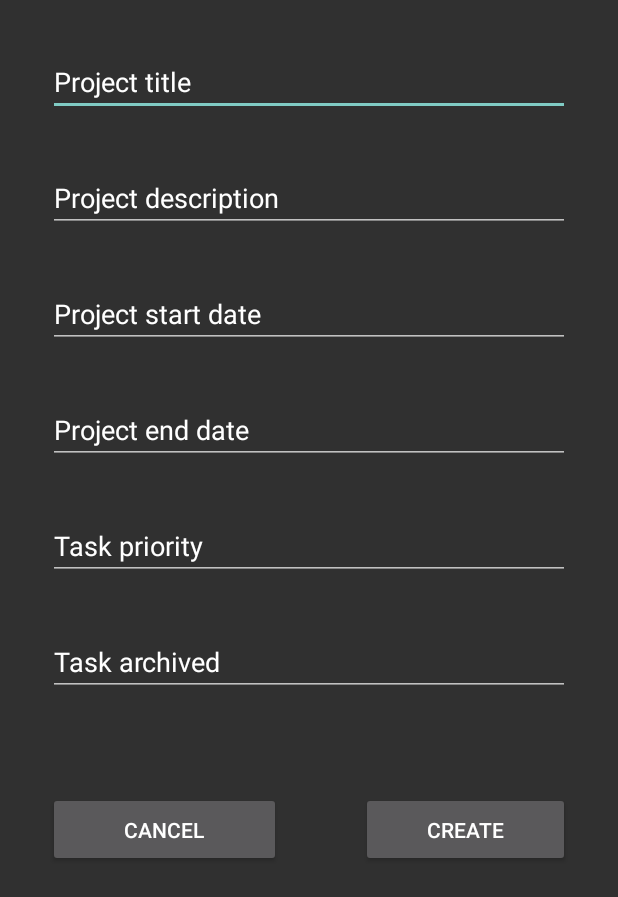
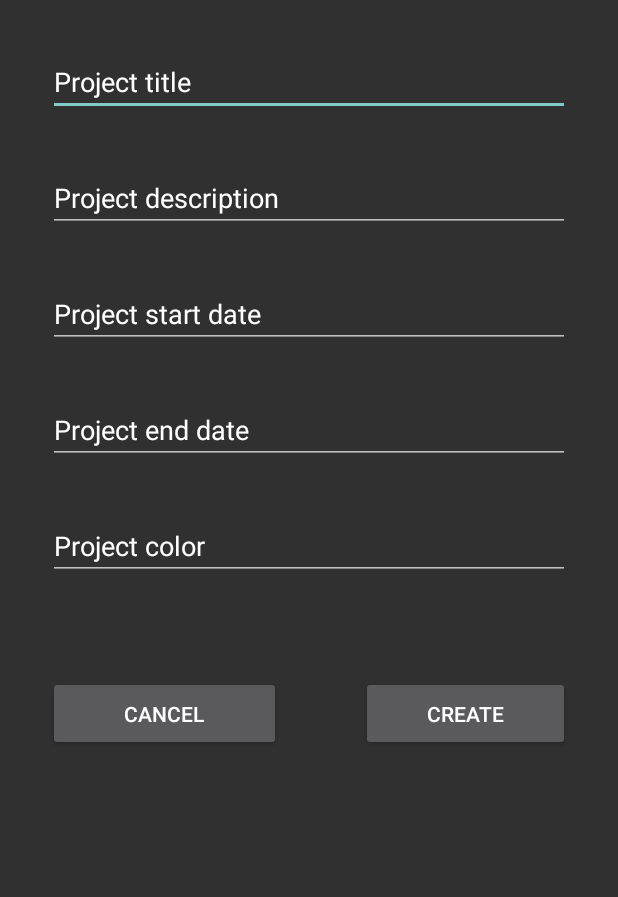
Before and after one commit to babakatea/mobdev_ui, an Android app: the CreateProjectActivity screen opened directly, with no data from a screen before it, on a phone screen of 412 x 824 dp. Shown: the top 897 px of the screen. Run offline under Robolectric (Android 15) with nearby library versions, the phone set to English and light mode, and no system bars.

Commit message:
Fix create project input fields

```diff
--- a/app/src/main/res/layout/project_create.xml
+++ b/app/src/main/res/layout/project_create.xml
@@ -6,7 +6,7 @@
     android:layout_height="match_parent">
 
     <EditText
-        android:id="@+id/editText"
+        android:id="@+id/create_project_title_input"
         android:layout_width="fill_parent"
         android:layout_height="wrap_content"
         android:layout_marginTop="32dp"
@@ -19,7 +19,7 @@
         app:layout_constraintTop_toTopOf="parent" />
 
     <EditText
-        android:id="@+id/editText2"
+        android:id="@+id/create_project_description_input"
         android:layout_width="match_parent"
         android:layout_height="wrap_content"
         android:layout_marginTop="32dp"
@@ -29,10 +29,10 @@
         android:textColorHint="@color/white"
         app:layout_constraintEnd_toEndOf="parent"
         app:layout_constraintStart_toStartOf="parent"
-        app:layout_constraintTop_toBottomOf="@+id/editText" />
+        app:layout_constraintTop_toBottomOf="@+id/create_project_title_input" />
 
     <EditText
-        android:id="@+id/editText4"
+        android:id="@+id/create_project_start_date_input"
         android:layout_width="match_parent"
         android:layout_height="wrap_content"
         android:layout_marginTop="32dp"
@@ -42,10 +42,10 @@
         android:textColorHint="@color/white"
         app:layout_constraintEnd_toEndOf="parent"
         app:layout_constraintStart_toStartOf="parent"
-        app:layout_constraintTop_toBottomOf="@+id/editText2" />
+        app:layout_constraintTop_toBottomOf="@+id/create_project_description_input" />
 
     <EditText
-        android:id="@+id/editText5"
+        android:id="@+id/create_project_end_date_input"
         android:layout_width="match_parent"
         android:layout_height="wrap_content"
         android:layout_marginTop="32dp"
@@ -55,33 +55,20 @@
         android:textColorHint="@color/white"
         app:layout_constraintEnd_toEndOf="parent"
         app:layout_constraintStart_toStartOf="parent"
-        app:layout_constraintTop_toBottomOf="@+id/editText4" />
+        app:layout_constraintTop_toBottomOf="@+id/create_project_start_date_input" />
 
     <EditText
-        android:id="@+id/editText6"
+        android:id="@+id/create_project_color"
         android:layout_width="match_parent"
         android:layout_height="wrap_content"
         android:layout_marginTop="32dp"
         android:layout_marginLeft="32dp"
         android:layout_marginRight="32dp"
-        android:hint="Task priority"
+        android:hint="Project color"
         android:textColorHint="@color/white"
         app:layout_constraintEnd_toEndOf="parent"
         app:layout_constraintStart_toStartOf="parent"
-        app:layout_constraintTop_toBottomOf="@+id/editText5" />
-
-    <EditText
-        android:id="@+id/editText3"
-        android:layout_width="match_parent"
-        android:layout_height="wrap_content"
-        android:layout_marginTop="32dp"
-        android:layout_marginLeft="32dp"
-        android:layout_marginRight="32dp"
-        android:hint="Task archived"
-        android:textColorHint="@color/white"
-        app:layout_constraintEnd_toEndOf="parent"
-        app:layout_constraintStart_toStartOf="parent"
-        app:layout_constraintTop_toBottomOf="@+id/editText6" />
+        app:layout_constraintTop_toBottomOf="@+id/create_project_end_date_input" />
 
     <Button
         android:id="@+id/button"
@@ -92,7 +79,7 @@
         android:text="Cancel"
         android:onClick="onCancelButtonClick"
         app:layout_constraintStart_toStartOf="parent"
-        app:layout_constraintTop_toBottomOf="@+id/editText3" />
+        app:layout_constraintTop_toBottomOf="@+id/create_project_color" />
 
     <Button
         android:id="@+id/button2"
@@ -103,7 +90,7 @@
         android:text="Create"
         android:onClick="onCancelButtonClick"
         app:layout_constraintEnd_toEndOf="parent"
-        app:layout_constraintTop_toBottomOf="@+id/editText3" />
+        app:layout_constraintTop_toBottomOf="@+id/create_project_color" />
 
 
 </androidx.constraintlayout.widget.ConstraintLayout>
```
